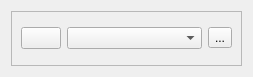
Before: the Qt Designer form Qt/lib2/serial5/serialbox5_fix_baudrate/src/ui/serialbox5_fix_baudrate.ui in RinatB2017/mega_GIT, drawn with Qt 5.
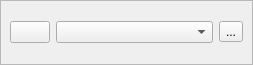
After: the same form once the commit is applied.

Patch:
```diff
--- a/Qt/lib2/serial5/serialbox5_fix_baudrate/src/ui/serialbox5_fix_baudrate.ui
+++ b/Qt/lib2/serial5/serialbox5_fix_baudrate/src/ui/serialbox5_fix_baudrate.ui
@@ -7,10 +7,22 @@
     <x>0</x>
     <y>0</y>
     <width>253</width>
-    <height>77</height>
+    <height>65</height>
    </rect>
   </property>
   <layout class="QVBoxLayout" name="verticalLayout_3">
+   <property name="leftMargin">
+    <number>0</number>
+   </property>
+   <property name="topMargin">
+    <number>0</number>
+   </property>
+   <property name="rightMargin">
+    <number>0</number>
+   </property>
+   <property name="bottomMargin">
+    <number>0</number>
+   </property>
    <item>
     <widget class="QFrame" name="frame">
      <property name="frameShape">
```
